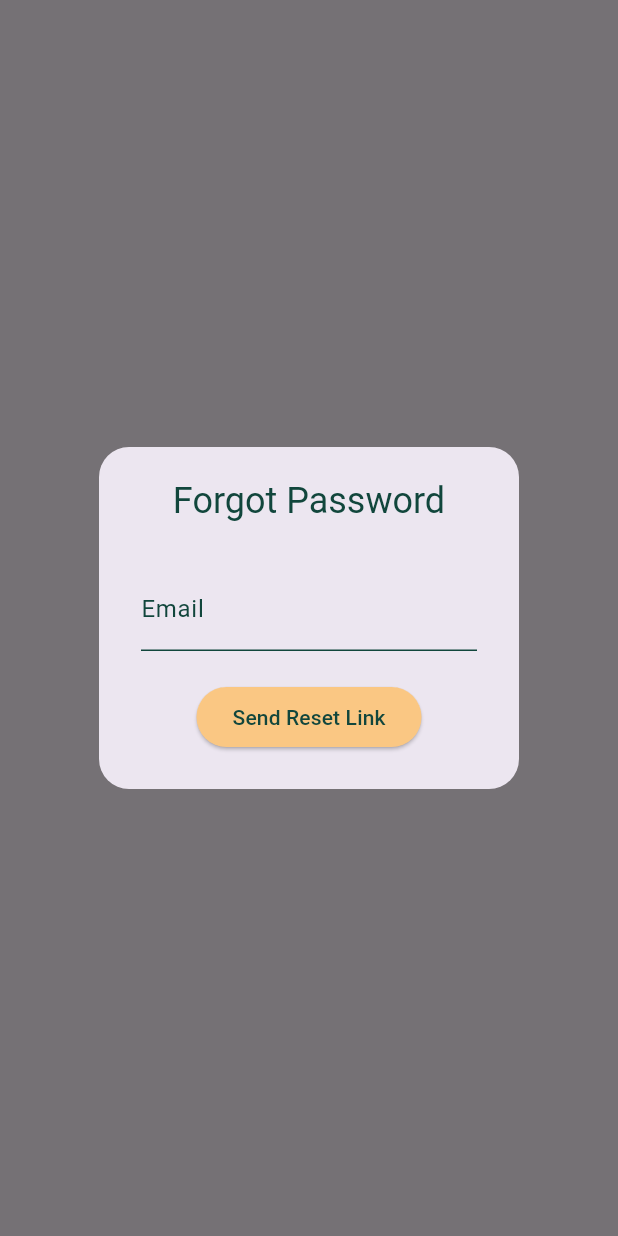
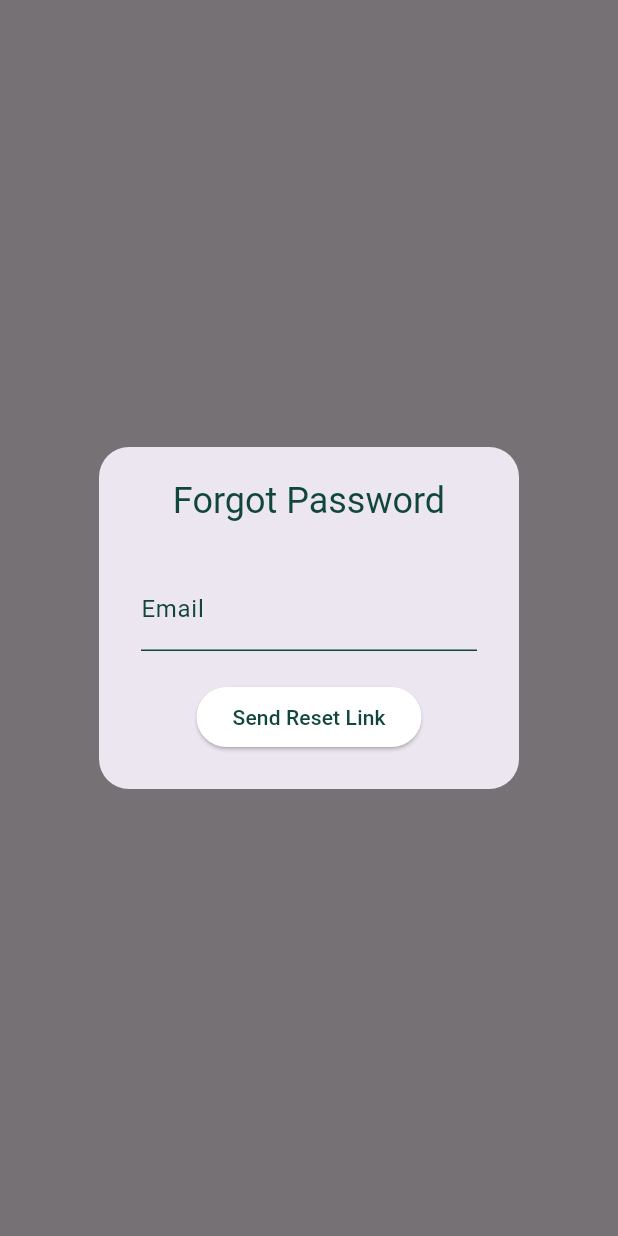
Before and after one commit to Mr-NOBY/agrigreens, a Flutter app: what resetPasswordDialog() shows on an empty page, opened directly, on a phone screen of 412 x 824 dp. Run offline on Flutter 3.47's test engine with Material 3 defaults, Android fonts, the phone set to English and light mode, and no system bars; our stand-ins replace connectivity_plus, firebase_auth, firebase_core, get; missing offline and left inert: mqtt_client; accounts and stored records are empty.

Commit message:
Material 3 Themes

```diff
--- a/lib/auth/dialogs/reset_password_dialog.dart
+++ b/lib/auth/dialogs/reset_password_dialog.dart
@@ -2,7 +2,7 @@ import 'package:agrigreens/global/app_themes.dart';
 import 'package:flutter/material.dart';
 import 'package:get/get.dart';
 
-import '../../repository/auth_repository/auth_repo.dart';
+import 'package:agrigreens/repository/auth_repository/auth_repo.dart';
 
 void resetPasswordDialog() {
   final resetEmail = TextEditingController();
@@ -10,7 +10,7 @@ void resetPasswordDialog() {
   Get.defaultDialog(
     title: "Forgot Password",
     titlePadding: EdgeInsets.symmetric(vertical: 20),
-    titleStyle: TextStyle(color: Themes.darkcolorScheme.onBackground),
+    titleStyle: TextStyle(color: Themes.maincolorScheme.onSurface),
     content: Container(
       padding: EdgeInsets.symmetric(horizontal: 20),
       child: Column(
--- a/lib/global/app_themes.dart
+++ b/lib/global/app_themes.dart
@@ -20,9 +20,7 @@ class Themes {
     onSecondary: Color.fromRGBO(250, 199, 131, 1),
     error: Colors.red,
     onError: Colors.white,
-    background: Colors.white,
-    onBackground: Color.fromRGBO(17, 70, 60, 1),
-    surface: Color.fromRGBO(250, 199, 131, 1),
+    surface: Colors.white,
     onSurface: Color.fromRGBO(17, 70, 60, 1),
   );
   static const TextTheme textcolorScheme = TextTheme(
@@ -38,8 +36,6 @@ class Themes {
     onSecondary: Color.fromRGBO(17, 70, 60, 1),
     error: Colors.red,
     onError: Colors.white,
-    background: Colors.white,
-    onBackground: Color.fromRGBO(17, 70, 60, 1),
     surface: Color.fromRGBO(17, 70, 60, 1),
     onSurface: Color.fromRGBO(250, 199, 131, 1),
   );
```
